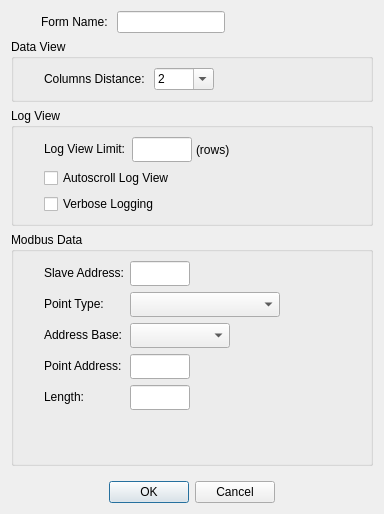
Old version of the form omodsim/dialogs/dialogdisplaydefinition.ui in the repository sanny32/OpenModSim.
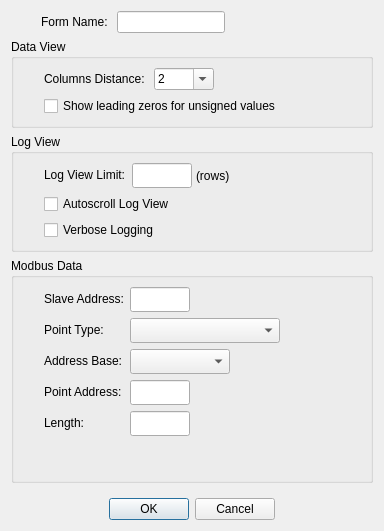
New version of the form. Custom widgets are drawn as their Qt base class.

Commit message: Added display definition 'show leading zeros for unsigned values'

The edit to the form file:
```diff
--- a/omodsim/dialogs/dialogdisplaydefinition.ui
+++ b/omodsim/dialogs/dialogdisplaydefinition.ui
@@ -7,7 +7,7 @@
     <x>0</x>
     <y>0</y>
     <width>384</width>
-    <height>514</height>
+    <height>531</height>
    </rect>
   </property>
   <property name="windowTitle">
@@ -128,6 +128,13 @@
         </item>
        </widget>
       </item>
+      <item row="1" column="0" colspan="2">
+       <widget class="QCheckBox" name="checkBoxLeadingZeros">
+        <property name="text">
+         <string>Show leading zeros for unsigned values</string>
+        </property>
+       </widget>
+      </item>
      </layout>
     </widget>
    </item>
```
The commit also changes 14 other files.
